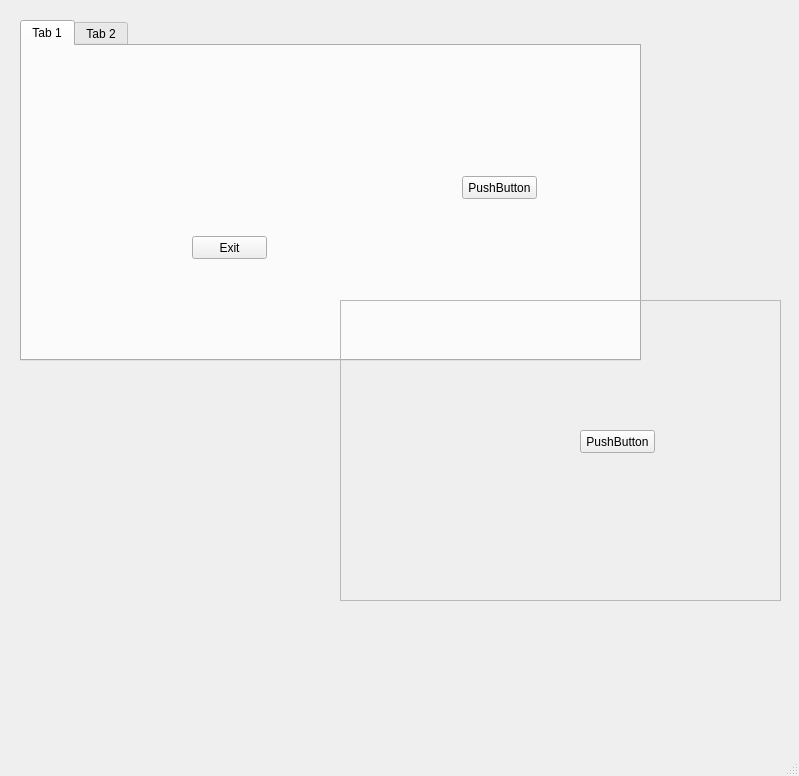
Before: the Qt Designer form ui/helloworld_4.ui in Johnny-Freeman/RF_device_ui, drawn with Qt 5.
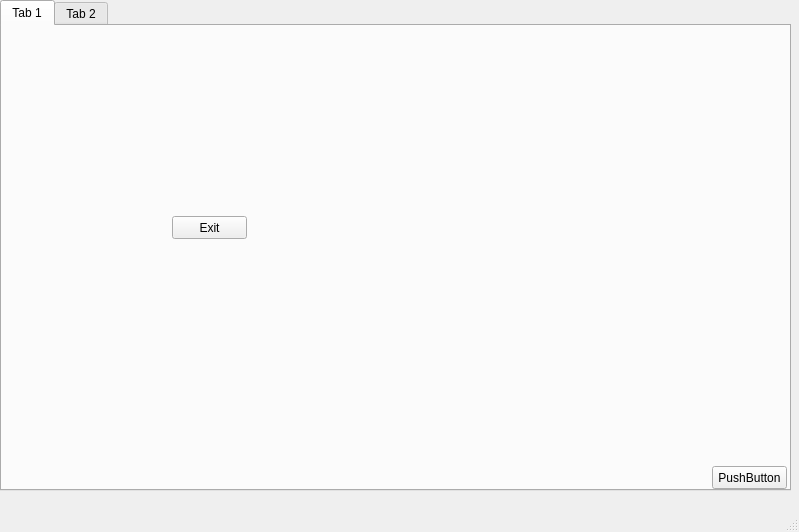
After: the same form once the commit is applied.

Commit message: sizing screen space1

Patch:
```diff
--- a/ui/helloworld_4.ui
+++ b/ui/helloworld_4.ui
@@ -7,7 +7,7 @@
     <x>0</x>
     <y>0</y>
     <width>799</width>
-    <height>776</height>
+    <height>532</height>
    </rect>
   </property>
   <property name="windowTitle">
@@ -17,10 +17,10 @@
    <widget class="QTabWidget" name="tabWidget">
     <property name="geometry">
      <rect>
-      <x>20</x>
-      <y>20</y>
-      <width>621</width>
-      <height>341</height>
+      <x>0</x>
+      <y>0</y>
+      <width>791</width>
+      <height>491</height>
      </rect>
     </property>
     <property name="currentIndex">
@@ -43,11 +43,11 @@
        <string>Exit</string>
       </property>
      </widget>
-     <widget class="QPushButton" name="pushButton_2">
+     <widget class="QPushButton" name="pushButton">
       <property name="geometry">
        <rect>
-        <x>440</x>
-        <y>130</y>
+        <x>710</x>
+        <y>440</y>
         <width>75</width>
         <height>23</height>
        </rect>
@@ -76,35 +76,6 @@
      </widget>
     </widget>
    </widget>
-   <widget class="QFrame" name="frame">
-    <property name="geometry">
-     <rect>
-      <x>340</x>
-      <y>300</y>
-      <width>441</width>
-      <height>301</height>
-     </rect>
-    </property>
-    <property name="frameShape">
-     <enum>QFrame::StyledPanel</enum>
-    </property>
-    <property name="frameShadow">
-     <enum>QFrame::Raised</enum>
-    </property>
-    <widget class="QPushButton" name="pushButton">
-     <property name="geometry">
-      <rect>
-       <x>240</x>
-       <y>130</y>
-       <width>75</width>
-       <height>23</height>
-      </rect>
-     </property>
-     <property name="text">
-      <string>PushButton</string>
-     </property>
-    </widget>
-   </widget>
   </widget>
   <widget class="QMenuBar" name="menubar">
    <property name="geometry">
```
